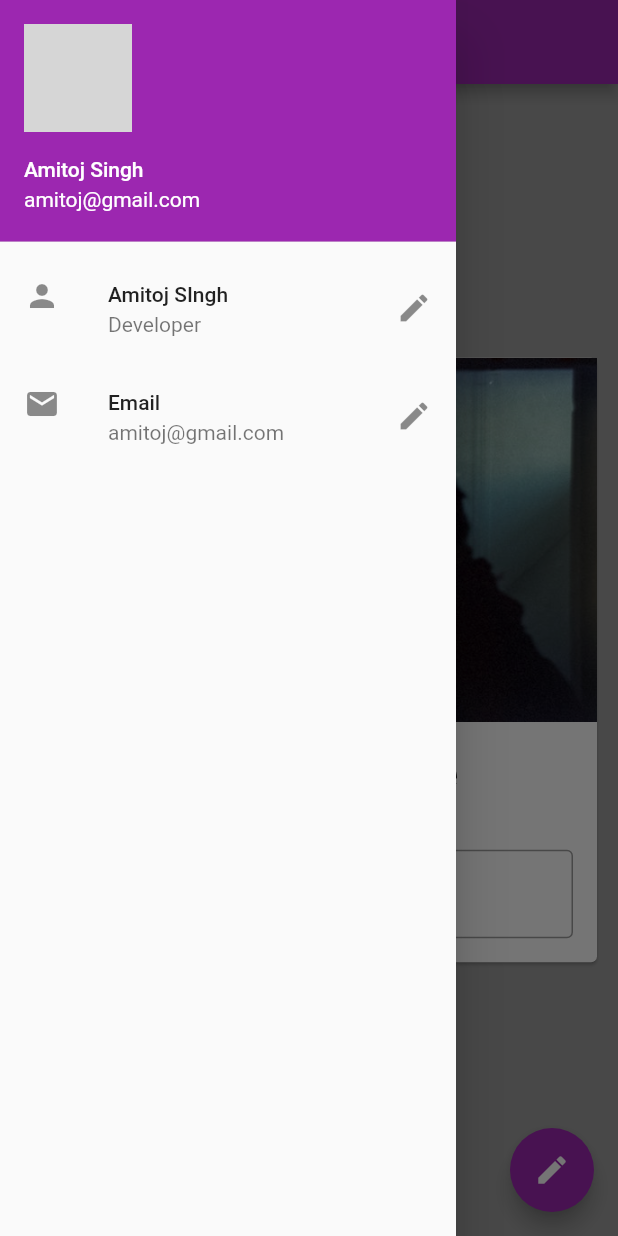
After one commit to Amitojasa/Flutter-firstapp, a Flutter app: the screen it shows after launch, with the side drawer open, on a phone screen of 412 x 824 dp. The commit adds this screen. Run offline on Flutter 3.47's test engine with Material 2 defaults, Android fonts, the phone set to English and light mode, and no system bars; network calls fail; grey boxes are pictures that could not be loaded.

Commit message:
organinsing the project

```diff
--- /dev/null
+++ b/lib/drawer.dart
@@ -0,0 +1,31 @@
+import 'package:flutter/material.dart';
+
+class MyDrawer extends StatelessWidget {
+  const MyDrawer({Key? key}) : super(key: key);
+
+  @override
+  Widget build(BuildContext context) {
+    return Drawer(
+        child: ListView(children: <Widget>[
+      // ignore: prefer_const_constructors
+      UserAccountsDrawerHeader(
+          accountName: const Text("Amitoj Singh"),
+          accountEmail: const Text('amitoj@gmail.com'),
+          currentAccountPicture: const CircleAvatar(
+              backgroundImage: NetworkImage(
+                  "https://images.unsplash.com/flagged/photo-1570612861542-284f4c12e75f?ixlib=rb-1.2.1&ixid=MnwxMjA3fDB8MHxwaG90by1wYWdlfHx8fGVufDB8fHx8&auto=format&fit=crop&w=870&q=80"))),
+      ListTile(
+          leading: const Icon(Icons.person),
+          title: const Text("Amitoj SIngh"),
+          subtitle: const Text("Developer"),
+          trailing: const Icon(Icons.edit),
+          onTap: () {}),
+      ListTile(
+          leading: const Icon(Icons.email),
+          title: const Text("Email"),
+          subtitle: const Text("amitoj@gmail.com"),
+          trailing: const Icon(Icons.edit),
+          onTap: () {})
+    ]));
+  }
+}
--- /dev/null
+++ b/lib/name_card_widget.dart
@@ -0,0 +1,38 @@
+import 'package:flutter/material.dart';
+
+class NameCardWidget extends StatelessWidget {
+  const NameCardWidget({
+    Key? key,
+    required this.myText,
+    required TextEditingController nameController,
+  })  : _nameController = nameController,
+        super(key: key);
+
+  final String myText;
+  final TextEditingController _nameController;
+
+  @override
+  Widget build(BuildContext context) {
+    return Card(
+        child: Column(
+      children: <Widget>[
+        Image.asset('assets/d.jpg'),
+        const SizedBox(height: 20),
+        Text(myText,
+            style: const TextStyle(fontSize: 25, fontWeight: FontWeight.bold)),
+        const SizedBox(height: 20),
+        // ignore: prefer_const_constructors
+        Padding(
+          padding: const EdgeInsets.all(16),
+          child: TextField(
+            controller: _nameController,
+            decoration: const InputDecoration(
+                border: OutlineInputBorder(),
+                hintText: "Enter Some Text",
+                labelText: "Name"),
+          ),
+        )
+      ],
+    ));
+  }
+}
--- /dev/null
+++ b/lib/pages/home_page.dart
@@ -0,0 +1,53 @@
+import 'package:firstapp/drawer.dart';
+import 'package:firstapp/name_card_widget.dart';
+import 'package:flutter/material.dart';
+
+class HomePage extends StatefulWidget {
+  @override
+  State<HomePage> createState() => _HomePageState();
+}
+
+class _HomePageState extends State<HomePage> {
+  @override
+  void initState() {
+    // TODO: implement initState
+    super.initState();
+  }
+
+  @override
+  void dispose() {
+    // TODO: implement dispose
+    super.dispose();
+  }
+
+  var myText = "Change My Name";
+  TextEditingController _nameController = new TextEditingController();
+
+  @override
+  Widget build(BuildContext context) {
+    return Scaffold(
+      backgroundColor: Colors.grey[500],
+      appBar: AppBar(
+        title: const Text("Awesome App"),
+      ),
+      body: Center(
+        child: Padding(
+          padding: const EdgeInsets.all(10),
+          child: SingleChildScrollView(
+            child:
+                NameCardWidget(myText: myText, nameController: _nameController),
+          ),
+        ),
+      ),
+
+      drawer: MyDrawer(),
+      floatingActionButton: FloatingActionButton(
+          onPressed: () {
+            myText = _nameController.text;
+            setState(() {});
+          },
+          child: const Icon(Icons.edit)),
+      // floatingActionButtonLocation: FloatingActionButtonLocation.centerTop,
+    );
+  }
+}
```
Also changed, not shown: lib/main.dart (+9 -92 lines), 1 other file.
